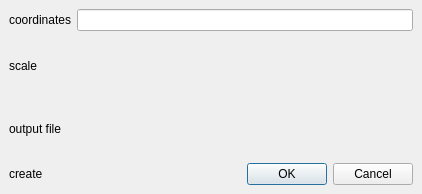
Qt form areapp_dockwidget_base.ui (danduk82/areapp-bilddocu) before a commit.
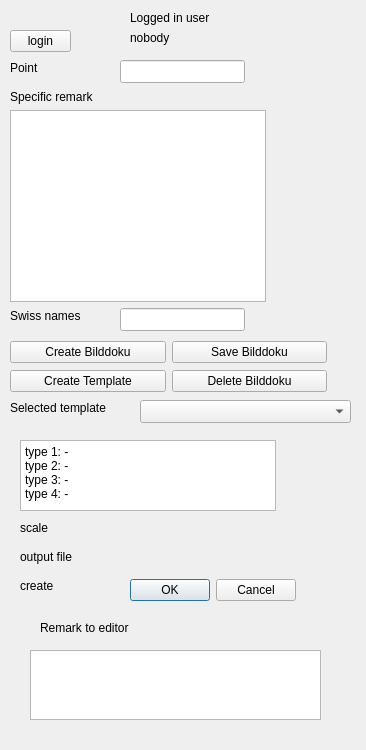
The same form after that commit. Custom widgets are drawn as their Qt base class.

Commit message: wip new layout for bilddoku

What changed in the file:
```diff
--- a/areapp_dockwidget_base.ui
+++ b/areapp_dockwidget_base.ui
@@ -6,68 +6,303 @@
    <rect>
     <x>0</x>
     <y>0</y>
-    <width>422</width>
-    <height>194</height>
+    <width>366</width>
+    <height>750</height>
    </rect>
   </property>
   <property name="windowTitle">
    <string>Areapp print layout</string>
   </property>
   <widget class="QWidget" name="dockWidgetContents">
-   <layout class="QGridLayout" name="gridLayout">
-    <item row="1" column="0">
-     <layout class="QGridLayout" name="gridLayout_2">
-      <item row="3" column="1">
-       <widget class="QDialogButtonBox" name="validationButtonBox">
-        <property name="standardButtons">
-         <set>QDialogButtonBox::Cancel|QDialogButtonBox::Ok</set>
-        </property>
-       </widget>
-      </item>
-      <item row="2" column="0">
-       <widget class="QLabel" name="label">
-        <property name="text">
-         <string>output file</string>
-        </property>
-       </widget>
-      </item>
-      <item row="2" column="1">
-       <widget class="QgsFileWidget" name="outputPdfFileWidget"/>
-      </item>
-      <item row="1" column="1">
-       <widget class="QgsScaleWidget" name="mScaleWidget">
-        <property name="showCurrentScaleButton">
-         <bool>true</bool>
-        </property>
-       </widget>
-      </item>
-      <item row="3" column="0">
-       <widget class="QLabel" name="label_3">
-        <property name="text">
-         <string>create</string>
-        </property>
-       </widget>
-      </item>
-      <item row="1" column="0">
-       <widget class="QLabel" name="label_2">
-        <property name="text">
-         <string>scale</string>
-        </property>
-       </widget>
-      </item>
-      <item row="0" column="1">
-       <widget class="QLineEdit" name="coordinatesLineEdit"/>
-      </item>
-      <item row="0" column="0">
-       <widget class="QLabel" name="label_4">
-        <property name="text">
-         <string>coordinates</string>
-        </property>
-       </widget>
-      </item>
-     </layout>
-    </item>
-   </layout>
+   <widget class="QWidget" name="gridLayoutWidget">
+    <property name="geometry">
+     <rect>
+      <x>10</x>
+      <y>340</y>
+      <width>317</width>
+      <height>54</height>
+     </rect>
+    </property>
+    <layout class="QGridLayout" name="gridLayout">
+     <item row="0" column="0">
+      <widget class="QPushButton" name="createBilddokuPushButton">
+       <property name="text">
+        <string>Create Bilddoku</string>
+       </property>
+      </widget>
+     </item>
+     <item row="0" column="1">
+      <widget class="QPushButton" name="saveBilddokuPushButton">
+       <property name="text">
+        <string>Save Bilddoku</string>
+       </property>
+      </widget>
+     </item>
+     <item row="1" column="0">
+      <widget class="QPushButton" name="createTemplatePushButton">
+       <property name="text">
+        <string>Create Template</string>
+       </property>
+      </widget>
+     </item>
+     <item row="1" column="1">
+      <widget class="QPushButton" name="deleteBilddokuPushButton">
+       <property name="text">
+        <string>Delete Bilddoku</string>
+       </property>
+      </widget>
+     </item>
+    </layout>
+   </widget>
+   <widget class="QLabel" name="label_5">
+    <property name="geometry">
+     <rect>
+      <x>10</x>
+      <y>308</y>
+      <width>78</width>
+      <height>16</height>
+     </rect>
+    </property>
+    <property name="text">
+     <string>Swiss names</string>
+    </property>
+   </widget>
+   <widget class="QgsScaleWidget" name="mScaleWidget">
+    <property name="geometry">
+     <rect>
+      <x>130</x>
+      <y>520</y>
+      <width>104</width>
+      <height>23</height>
+     </rect>
+    </property>
+    <property name="showCurrentScaleButton">
+     <bool>true</bool>
+    </property>
+   </widget>
+   <widget class="QLabel" name="label">
+    <property name="geometry">
+     <rect>
+      <x>20</x>
+      <y>549</y>
+      <width>62</width>
+      <height>16</height>
+     </rect>
+    </property>
+    <property name="text">
+     <string>output file</string>
+    </property>
+   </widget>
+   <widget class="QLabel" name="label_3">
+    <property name="geometry">
+     <rect>
+      <x>20</x>
+      <y>578</y>
+      <width>39</width>
+      <height>16</height>
+     </rect>
+    </property>
+    <property name="text">
+     <string>create</string>
+    </property>
+   </widget>
+   <widget class="QDialogButtonBox" name="validationButtonBox">
+    <property name="geometry">
+     <rect>
+      <x>130</x>
+      <y>578</y>
+      <width>166</width>
+      <height>24</height>
+     </rect>
+    </property>
+    <property name="standardButtons">
+     <set>QDialogButtonBox::Cancel|QDialogButtonBox::Ok</set>
+    </property>
+   </widget>
+   <widget class="QgsFileWidget" name="outputPdfFileWidget">
+    <property name="geometry">
+     <rect>
+      <x>130</x>
+      <y>549</y>
+      <width>159</width>
+      <height>23</height>
+     </rect>
+    </property>
+   </widget>
+   <widget class="QLabel" name="label_4">
+    <property name="geometry">
+     <rect>
+      <x>10</x>
+      <y>60</y>
+      <width>31</width>
+      <height>16</height>
+     </rect>
+    </property>
+    <property name="text">
+     <string>Point</string>
+    </property>
+   </widget>
+   <widget class="QLineEdit" name="coordinatesLineEdit">
+    <property name="geometry">
+     <rect>
+      <x>120</x>
+      <y>60</y>
+      <width>125</width>
+      <height>23</height>
+     </rect>
+    </property>
+   </widget>
+   <widget class="QLineEdit" name="swissNamesLineEdit">
+    <property name="geometry">
+     <rect>
+      <x>120</x>
+      <y>308</y>
+      <width>125</width>
+      <height>23</height>
+     </rect>
+    </property>
+   </widget>
+   <widget class="QLabel" name="label_2">
+    <property name="geometry">
+     <rect>
+      <x>20</x>
+      <y>520</y>
+      <width>31</width>
+      <height>16</height>
+     </rect>
+    </property>
+    <property name="text">
+     <string>scale</string>
+    </property>
+   </widget>
+   <widget class="QLabel" name="label_6">
+    <property name="geometry">
+     <rect>
+      <x>10</x>
+      <y>89</y>
+      <width>94</width>
+      <height>16</height>
+     </rect>
+    </property>
+    <property name="text">
+     <string>Specific remark</string>
+    </property>
+   </widget>
+   <widget class="QPlainTextEdit" name="remarkGeneralPlainTextEdit">
+    <property name="geometry">
+     <rect>
+      <x>10</x>
+      <y>110</y>
+      <width>256</width>
+      <height>192</height>
+     </rect>
+    </property>
+   </widget>
+   <widget class="QTextBrowser" name="textBrowser">
+    <property name="geometry">
+     <rect>
+      <x>20</x>
+      <y>440</y>
+      <width>256</width>
+      <height>71</height>
+     </rect>
+    </property>
+    <property name="html">
+     <string>&lt;!DOCTYPE HTML PUBLIC &quot;-//W3C//DTD HTML 4.0//EN&quot; &quot;http://www.w3.org/TR/REC-html40/strict.dtd&quot;&gt;
+&lt;html&gt;&lt;head&gt;&lt;meta name=&quot;qrichtext&quot; content=&quot;1&quot; /&gt;&lt;style type=&quot;text/css&quot;&gt;
+p, li { white-space: pre-wrap; }
+&lt;/style&gt;&lt;/head&gt;&lt;body style=&quot; font-family:'Sans Serif'; font-size:9pt; font-weight:400; font-style:normal;&quot;&gt;
+&lt;p style=&quot; margin-top:0px; margin-bottom:0px; margin-left:0px; margin-right:0px; -qt-block-indent:0; text-indent:0px;&quot;&gt;type 1: -&lt;/p&gt;
+&lt;p style=&quot; margin-top:0px; margin-bottom:0px; margin-left:0px; margin-right:0px; -qt-block-indent:0; text-indent:0px;&quot;&gt;type 2: -&lt;/p&gt;
+&lt;p style=&quot; margin-top:0px; margin-bottom:0px; margin-left:0px; margin-right:0px; -qt-block-indent:0; text-indent:0px;&quot;&gt;type 3: -&lt;/p&gt;
+&lt;p style=&quot; margin-top:0px; margin-bottom:0px; margin-left:0px; margin-right:0px; -qt-block-indent:0; text-indent:0px;&quot;&gt;type 4: -&lt;/p&gt;&lt;/body&gt;&lt;/html&gt;</string>
+    </property>
+   </widget>
+   <widget class="QTextEdit" name="remarkToCreatorPlainTextEdit">
+    <property name="geometry">
+     <rect>
+      <x>30</x>
+      <y>650</y>
+      <width>291</width>
+      <height>70</height>
+     </rect>
+    </property>
+   </widget>
+   <widget class="QLabel" name="label_7">
+    <property name="geometry">
+     <rect>
+      <x>40</x>
+      <y>620</y>
+      <width>111</width>
+      <height>16</height>
+     </rect>
+    </property>
+    <property name="text">
+     <string>Remark to editor</string>
+    </property>
+   </widget>
+   <widget class="QLabel" name="label_8">
+    <property name="geometry">
+     <rect>
+      <x>130</x>
+      <y>30</y>
+      <width>59</width>
+      <height>15</height>
+     </rect>
+    </property>
+    <property name="text">
+     <string>nobody</string>
+    </property>
+   </widget>
+   <widget class="QLabel" name="label_9">
+    <property name="geometry">
+     <rect>
+      <x>130</x>
+      <y>10</y>
+      <width>101</width>
+      <height>16</height>
+     </rect>
+    </property>
+    <property name="text">
+     <string>Logged in user</string>
+    </property>
+   </widget>
+   <widget class="QComboBox" name="selectTemplateComboBox">
+    <property name="geometry">
+     <rect>
+      <x>140</x>
+      <y>400</y>
+      <width>211</width>
+      <height>23</height>
+     </rect>
+    </property>
+   </widget>
+   <widget class="QLabel" name="label_10">
+    <property name="geometry">
+     <rect>
+      <x>10</x>
+      <y>400</y>
+      <width>121</width>
+      <height>16</height>
+     </rect>
+    </property>
+    <property name="text">
+     <string>Selected template</string>
+    </property>
+   </widget>
+   <widget class="QToolButton" name="loginToolButton">
+    <property name="geometry">
+     <rect>
+      <x>10</x>
+      <y>30</y>
+      <width>61</width>
+      <height>22</height>
+     </rect>
+    </property>
+    <property name="text">
+     <string>login</string>
+    </property>
+   </widget>
   </widget>
  </widget>
  <customwidgets>
```
Left out of the diff: 2 changed lines with no effect on the pictures. The commit also changes 2 other files.
